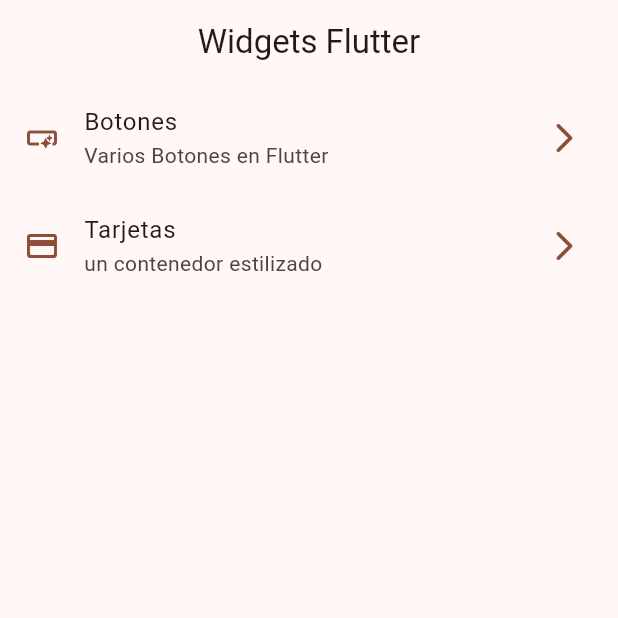
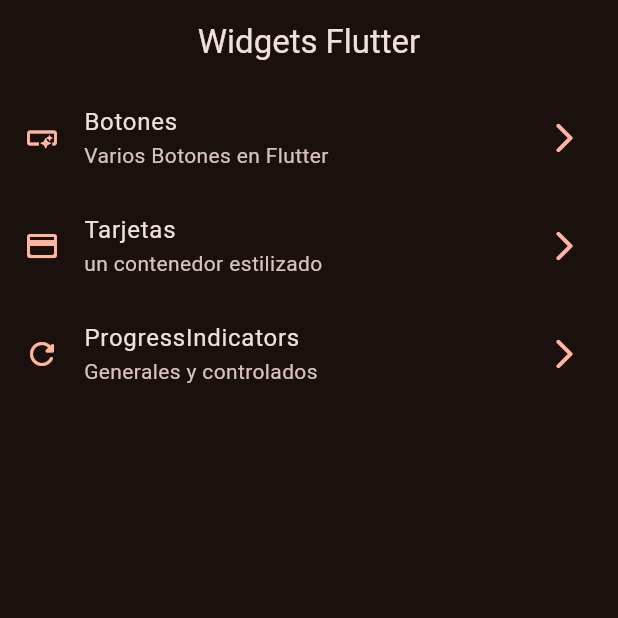
Before and after one commit to Erik-egam/Widgets_app, a Flutter app: the screen it shows after launch, on a phone screen of 412 x 824 dp, the top half of it. Run offline on Flutter 3.47's test engine with Material 3 defaults, Android fonts, the phone set to English and light mode, and no system bars; our stand-ins replace go_router.

Commit message:
progress indicator

```diff
--- a/lib/config/menu/menu_items.dart
+++ b/lib/config/menu/menu_items.dart
@@ -29,5 +29,12 @@ const appMenuItems = <MenuItems>[
     icon: Icons.credit_card_rounded
     ),
 
+    MenuItems(
+    title: "ProgressIndicators",
+    subTitle: "Generales y controlados",
+    link: '/progress',
+    icon: Icons.refresh_rounded
+    ),
+
 
 ];
--- a/lib/config/router/app_router.dart
+++ b/lib/config/router/app_router.dart
@@ -24,5 +24,11 @@ final appRouter = GoRouter(
       builder: (context, state) => const CardsScreen(),
     ),
 
+    GoRoute(
+      path: '/progress',
+      name: ProgressScreen.name,
+      builder: (context, state) => const ProgressScreen(),
+    ),
+
   ],
 );
--- a/lib/config/theme/app_theme.dart
+++ b/lib/config/theme/app_theme.dart
@@ -20,7 +20,7 @@ class AppTheme {
 
   ThemeData getTheme(){
     return ThemeData(
-      // brightness: Brightness.dark,
+      brightness: Brightness.dark,
       appBarTheme: AppBarTheme(centerTitle: true,),
       useMaterial3: true,
       colorSchemeSeed: _colorList[selectedColor]
```
Also changed, not shown: lib/presentation/screens/progress/progress_screen.dart (+61 -1 lines).
